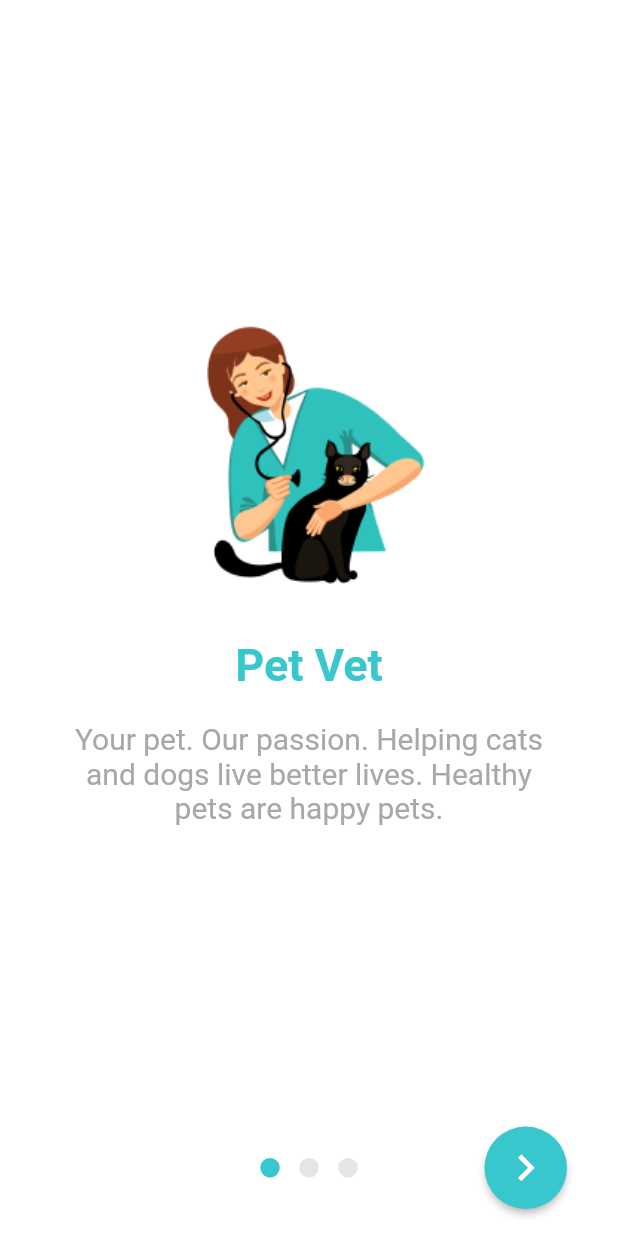
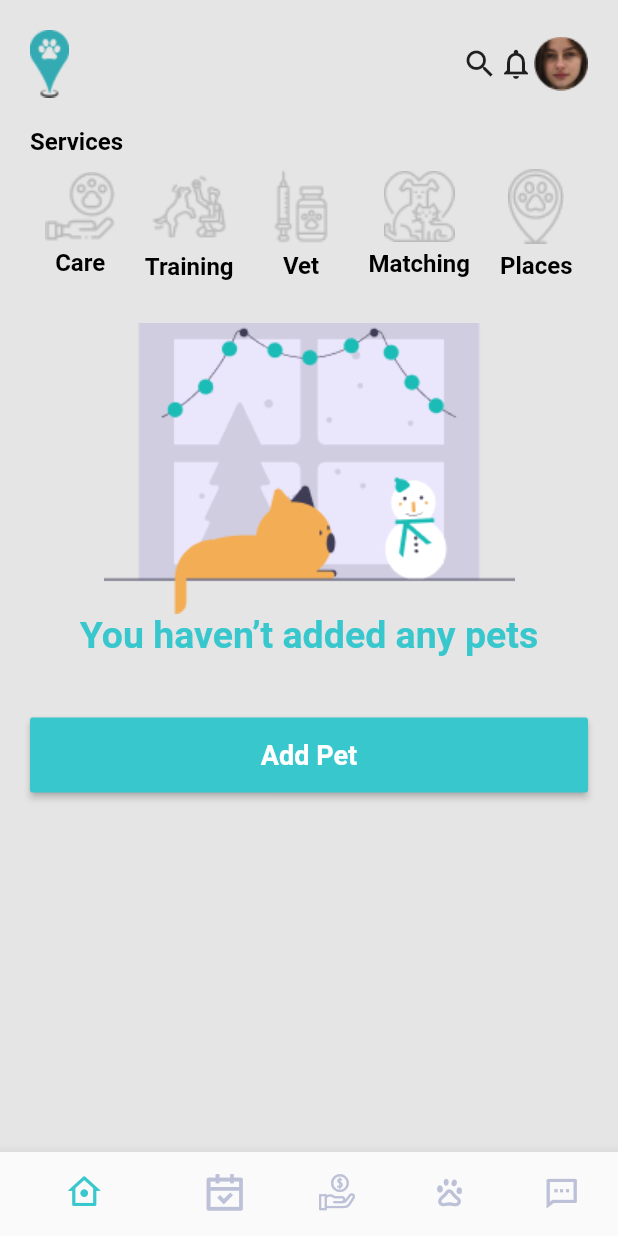
Before and after one commit to remithr/petblock, a Flutter app: the screen it shows after launch, on a phone screen of 412 x 824 dp. Run offline on Flutter 3.47's test engine with Material 2 defaults, Android fonts, the light colour scheme and no system bars; drawn by our look-alikes of intro_slider; our stand-ins replace connectivity; Roboto replaces fonts that are missing (Raleway, RobotoMono).

Commit message:
dashboard page UI implemented

```diff
--- /dev/null
+++ b/assets/fonts/petblock.dart
@@ -0,0 +1,34 @@
+import 'package:flutter/widgets.dart';
+
+class PetblockApp {
+  PetblockApp._();
+
+  static const _kFontFam = 'PetblockApp';
+  static const _kFontPkg = null;
+
+  static const IconData vector = IconData(
+    0xe800,
+    fontFamily: _kFontFam,
+    fontPackage: _kFontPkg,
+  );
+  static const IconData money = IconData(
+    0xe801,
+    fontFamily: _kFontFam,
+    fontPackage: _kFontPkg,
+  );
+  static const IconData msg = IconData(
+    0xe802,
+    fontFamily: _kFontFam,
+    fontPackage: _kFontPkg,
+  );
+  static const IconData pets = IconData(
+    0xe803,
+    fontFamily: _kFontFam,
+    fontPackage: _kFontPkg,
+  );
+  static const IconData home = IconData(
+    0xe804,
+    fontFamily: _kFontFam,
+    fontPackage: _kFontPkg,
+  );
+}
--- a/lib/main.dart
+++ b/lib/main.dart
@@ -1,6 +1,8 @@
 import 'package:flutter/material.dart';
 import 'package:petblock/pages/slider/slider-view.dart';
+import 'package:petblock/styles/style.dart';
 
+import 'pages/dashboard/dashboard_home.dart';
 import 'pages/login/login.dart';
 
 void main() {
@@ -17,13 +19,15 @@ class MyApp extends StatelessWidget {
         // 39C7CE
         // primarySwatch: Colors.indigo,
         visualDensity: VisualDensity.adaptivePlatformDensity,
+        scaffoldBackgroundColor: appBackground,
       ),
       debugShowCheckedModeBanner: false,
       // home: MyHomePage(title: 'Flutter Demo Home Page'),
-      home: SliderViewPage(),
+      home: DashBoard(),
       routes: {
         'slider': (context) => SliderViewPage(),
         'login': (context) => LoginPage(),
+        'dashboard': (context) => DashBoard(),
       },
     );
   }
--- /dev/null
+++ b/lib/pages/dashboard/dashboard_home.dart
@@ -0,0 +1,242 @@
+import 'dart:ui';
+import 'package:flutter/material.dart';
+import 'package:petblock/styles/petblock_app.dart';
+import 'package:petblock/styles/style.dart';
+
+class DashBoard extends StatefulWidget {
+  @override
+  _DashBoardState createState() => _DashBoardState();
+}
+
+class _DashBoardState extends State<DashBoard> {
+  int _selectedIndex = 0;
+  @override
+  Widget build(BuildContext context) {
+    return SafeArea(
+      child: Scaffold(
+        body: Padding(
+          padding: const EdgeInsets.only(
+            top: 20.0,
+            left: 20,
+            right: 20,
+          ),
+          child: Column(
+            crossAxisAlignment: CrossAxisAlignment.start,
+            children: [
+              buildRow1(),
+              verticalSpace20,
+              Text(
+                'Services',
+                style: titleStyle,
+              ),
+              _buildSubMenu(),
+              verticalSpace20,
+              _noPetsWidget(),
+              verticalSpace40,
+              _addPetButton(),
+            ],
+          ),
+        ),
+        bottomNavigationBar: _bottomNavigationWidget(),
+      ),
+    );
+  }
+
+  SizedBox _addPetButton() {
+    return SizedBox(
+      width: double.infinity,
+      height: 50,
+      child: RaisedButton(
+        onPressed: () {
+          print('Add pet Button pressed');
+        },
+        color: primaryColor,
+        child: Text(
+          'Add Pet',
+          style: TextStyle(
+            color: twhite,
+            fontSize: 18,
+            fontWeight: FontWeight.bold,
+          ),
+        ),
+      ),
+    );
+  }
+
+  BottomNavigationBar _bottomNavigationWidget() {
+    return BottomNavigationBar(
+      items: [
+        BottomNavigationBarItem(
+          icon: Icon(
+            PetblockApp.home,
+          ),
+          label: 'Home',
+        ),
+        BottomNavigationBarItem(
+          icon: Icon(
+            PetblockApp.vector,
+          ),
+          label: 'Appontment',
+        ),
+        BottomNavigationBarItem(
+          icon: Icon(
+            PetblockApp.money,
+          ),
+          label: 'Money',
+        ),
+        BottomNavigationBarItem(
+          icon: Icon(
+            PetblockApp.pets,
+          ),
+          label: 'Pets',
+        ),
+        BottomNavigationBarItem(
+          icon: Icon(
+            PetblockApp.msg,
+          ),
+          label: 'Message',
+        ),
+      ],
+      currentIndex: _selectedIndex,
+      selectedItemColor: primaryColor,
+      unselectedItemColor: unselected,
+      onTap: _onItemTapped,
+      showSelectedLabels: false,
+      showUnselectedLabels: false,
+    );
+  }
+
+  Column _noPetsWidget() {
+    return Column(
+      children: [
+        Center(
+          child: Image.asset(
+            'assets/icons/no-pet.png',
+          ),
+        ),
+        Text(
+          'You haven’t added any pets',
+          style: noPets,
+        )
+      ],
+    );
+  }
+
+  Padding _buildSubMenu() {
+    return Padding(
+      padding: const EdgeInsets.all(8.0),
+      child: Row(
+        mainAxisAlignment: MainAxisAlignment.center,
+        children: [
+          Column(
+            children: [
+              Image.asset(
+                'assets/icons/care.png',
+                scale: 0.8,
+              ),
+              verticalSpace05,
+              Text(
+                'Care',
+                style: tabsStyle,
+              ),
+            ],
+          ),
+          horizontalSpace20,
+          Column(
+            children: [
+              Image.asset(
+                'assets/icons/training.png',
+                scale: 0.8,
+              ),
+              verticalSpace05,
+              Text(
+                'Training',
+                style: tabsStyle,
+              ),
+            ],
+          ),
+          horizontalSpace20,
+          Column(
+            children: [
+              Image.asset(
+                'assets/icons/vet.png',
+                scale: 0.8,
+              ),
+              verticalSpace05,
+              Text(
+                'Vet',
+                style: tabsStyle,
+              ),
+            ],
+          ),
+          horizontalSpace20,
+          Column(
+            children: [
+              Image.asset(
+                'assets/icons/matching.png',
+                scale: 0.8,
+              ),
+              verticalSpace05,
+              Text(
+                'Matching',
+                style: tabsStyle,
+              ),
+            ],
+          ),
+          horizontalSpace20,
+          Column(
+            children: [
+              Image.asset(
+                'assets/icons/vet-loc.png',
+                scale: 0.8,
+              ),
+              verticalSpace05,
+              Text(
+                'Places',
+                style: tabsStyle,
+              ),
+            ],
+          ),
+        ],
+      ),
+    );
+  }
+
+  Row buildRow1() {
+    return Row(
+      mainAxisAlignment: MainAxisAlignment.spaceBetween,
+      // crossAxisAlignment: CrossAxisAlignment.start,
+      children: [
+        Image.asset(
+          'assets/icons/logo-1.png',
+        ),
+        Row(
+          children: [
+            Icon(
+              Icons.search,
+            ),
+            verticalSpace05,
+            Icon(
+              Icons.notifications_none_outlined,
+            ),
+            verticalSpace05,
+            Image.asset(
+              'assets/icons/avatar.png',
+            ),
+            // CircleAvatar(
+
+            //   child:
+            // )
+          ],
+        )
+      ],
+    );
+  }
+
+  void _onItemTapped(int index) {
+    print(index);
+    setState(() {
+      _selectedIndex = index;
+    });
+  }
+}
--- /dev/null
+++ b/lib/styles/petblock_app.dart
@@ -0,0 +1,29 @@
+/// Flutter icons PetblockApp
+/// Copyright (C) 2020 by original authors @ fluttericon.com, fontello.com
+/// This font was generated by FlutterIcon.com, which is derived from Fontello.
+///
+/// To use this font, place it in your fonts/ directory and include the
+/// following in your pubspec.yaml
+///
+/// flutter:
+///   fonts:
+///    - family:  PetblockApp
+///      fonts:
+///       - asset: fonts/PetblockApp.ttf
+///
+///
+///
+import 'package:flutter/widgets.dart';
+
+class PetblockApp {
+  PetblockApp._();
+
+  static const _kFontFam = 'PetblockApp';
+  static const _kFontPkg = null;
+
+  static const IconData vector = IconData(0xe800, fontFamily: _kFontFam, fontPackage: _kFontPkg);
+  static const IconData money = IconData(0xe801, fontFamily: _kFontFam, fontPackage: _kFontPkg);
+  static const IconData msg = IconData(0xe802, fontFamily: _kFontFam, fontPackage: _kFontPkg);
+  static const IconData pets = IconData(0xe803, fontFamily: _kFontFam, fontPackage: _kFontPkg);
+  static const IconData home = IconData(0xe804, fontFamily: _kFontFam, fontPackage: _kFontPkg);
+}
--- a/lib/styles/style.dart
+++ b/lib/styles/style.dart
@@ -17,3 +17,45 @@ final tdesc = TextStyle(
 final primaryColor = Color(0xff39C7CE);
 final twhite = Color(0xffffffff);
 final tgrey = Color(0xFFE5E5E5);
+
+final verticalSpace20 = SizedBox(
+  height: 20,
+);
+
+final verticalSpace40 = SizedBox(
+  height: 40,
+);
+
+final verticalSpace05 = SizedBox(
+  height: 5,
+);
+final horizontalSpace20 = SizedBox(
+  width: 20,
+);
+final horizontalSpace05 = SizedBox(
+  width: 5,
+);
+
+final titleStyle = TextStyle(
+  color: Color(0xff000000),
+  fontSize: 16.0,
+  fontWeight: FontWeight.bold,
+  fontFamily: 'RobotoMono',
+);
+
+final tabsStyle = TextStyle(
+  color: Color(0xff000000),
+  fontSize: 16.0,
+  fontWeight: FontWeight.bold,
+  fontFamily: 'RobotoMono',
+);
+
+final noPets = TextStyle(
+  color: Color(0xff39C7CE),
+  fontSize: 25.0,
+  fontWeight: FontWeight.bold,
+  fontFamily: 'RobotoMono',
+);
+
+final unselected = Color(0xFFBDC1D8);
+final appBackground = Color(0xFFE5E5E5);
```
Also changed, not shown: pubspec.yaml (+6 -28 lines), assets/fonts/PetblockApp.ttf (added), assets/icons/avatar.png (added), assets/icons/care.png (added), assets/icons/logo-1.png (added), assets/icons/matching.png (added), assets/icons/no-pet.png (added), assets/icons/tab-1.png (added), assets/icons/tab-2.png (added), assets/icons/tab-3.png (added), assets/icons/tab-4.png (added), assets/icons/tab-5.png (added), assets/icons/training.png (added), assets/icons/vet-loc.png (added), 2 more files.
